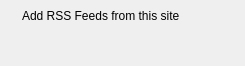
QupZilla/qupzilla, file src/rss/rsswidget.ui: the form before one commit.
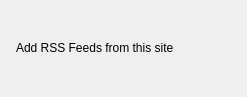
The form after the commit. Icons and pictures are not drawn. Custom widgets are drawn as their Qt base class.

Patch:
```diff
--- a/src/rss/rsswidget.ui
+++ b/src/rss/rsswidget.ui
@@ -6,8 +6,8 @@
    <rect>
     <x>0</x>
     <y>0</y>
-    <width>245</width>
-    <height>66</height>
+    <width>247</width>
+    <height>97</height>
    </rect>
   </property>
   <property name="windowTitle">
@@ -22,17 +22,19 @@
      <property name="frameShape">
       <enum>QFrame::NoFrame</enum>
      </property>
-     <layout class="QFormLayout" name="formLayout">
-      <property name="horizontalSpacing">
-       <number>6</number>
+     <layout class="QVBoxLayout" name="verticalLayout_2">
+      <property name="spacing">
+       <number>0</number>
       </property>
-      <property name="margin">
-       <number>9</number>
-      </property>
-      <item row="0" column="0">
+      <item>
+       <layout class="QHBoxLayout" name="horizontalLayout">
+        <property name="spacing">
+         <number>0</number>
+        </property>
+        <item>
        <widget class="QLabel" name="label">
         <property name="sizePolicy">
-         <sizepolicy hsizetype="Fixed" vsizetype="Preferred">
+           <sizepolicy hsizetype="Fixed" vsizetype="Fixed">
           <horstretch>0</horstretch>
           <verstretch>0</verstretch>
          </sizepolicy>
@@ -45,12 +47,33 @@
         </property>
        </widget>
       </item>
-      <item row="0" column="1">
+        <item>
        <widget class="QLabel" name="label_2">
+          <property name="sizePolicy">
+           <sizepolicy hsizetype="Preferred" vsizetype="Fixed">
+            <horstretch>0</horstretch>
+            <verstretch>0</verstretch>
+           </sizepolicy>
+          </property>
         <property name="text">
          <string>Add RSS Feeds from this site</string>
         </property>
        </widget>
+        </item>
+       </layout>
+      </item>
+      <item>
+       <layout class="QGridLayout" name="gridLayout">
+        <property name="leftMargin">
+         <number>10</number>
+        </property>
+        <property name="horizontalSpacing">
+         <number>6</number>
+        </property>
+        <property name="verticalSpacing">
+         <number>0</number>
+        </property>
+       </layout>
       </item>
      </layout>
     </widget>
```
Lines whose indentation alone changed are shown as unchanged.
